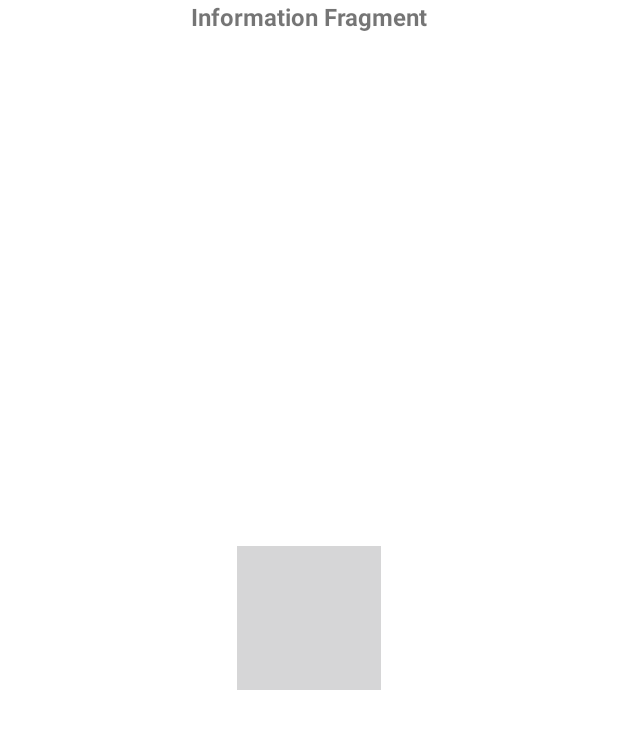
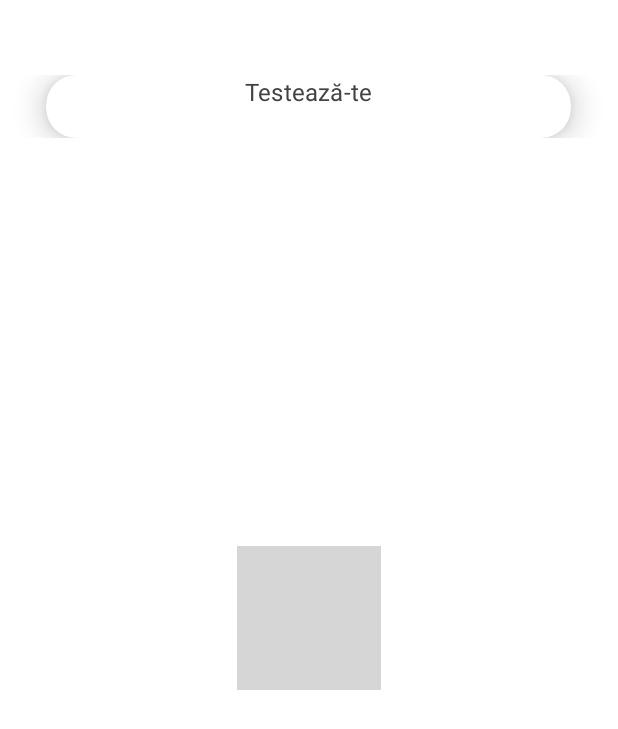
Before and after one commit to madalina1/hack4life, an Android app: the layout information.xml on its own in the app's theme, with its tools: preview values and no code run, on a phone screen of 412 x 824 dp. Shown: the top 729 px of the screen. Run offline under Robolectric (Android 15) with nearby library versions, the phone set to English and light mode, and no system bars.

Commit message:
Changed design

```diff
--- a/AVC App/app/src/main/AndroidManifest.xml
+++ b/AVC App/app/src/main/AndroidManifest.xml
@@ -23,7 +23,7 @@
         android:supportsRtl="true"
         android:theme="@style/AppTheme.Launcher">
         <meta-data android:name="com.google.android.geo.API_KEY" android:value="AIzaSyBNm-E7ZO5XA7WYNaiW0RA1KUZAEG-XIEE"/>
-        <activity android:name=".OtherTesting"></activity>
+        <activity android:name=".OtherTesting" />
         <activity android:name=".SelfTesting" />
         <activity android:name=".MainActivity">
             <intent-filter>
--- a/AVC App/app/src/main/res/drawable/gradient_info.xml
+++ b/AVC App/app/src/main/res/drawable/gradient_info.xml
@@ -2,9 +2,9 @@
 <shape xmlns:android="http://schemas.android.com/apk/res/android"
     android:shape="rectangle">
     <gradient
-        android:startColor="#801010"
-        android:endColor="#C21919"
-        android:centerColor="#801010"
+        android:startColor="#f9a825"
+        android:endColor="#ff6f00"
+        android:centerColor="#f57f17"
         android:centerX="0.4"
         android:centerY="0.3"
         android:type="linear"
--- a/AVC App/app/src/main/res/drawable/gradient_map.xml
+++ b/AVC App/app/src/main/res/drawable/gradient_map.xml
@@ -2,9 +2,9 @@
 <shape xmlns:android="http://schemas.android.com/apk/res/android"
     android:shape="rectangle">
     <gradient
-        android:startColor="#5E2B54"
-        android:endColor="#824379"
-        android:centerColor="#5E2B54"
+        android:startColor="#212121"
+        android:endColor="#303030"
+        android:centerColor="#212121"
         android:centerX="0.4"
         android:centerY="0.3"
         android:type="linear"
--- /dev/null
+++ b/AVC App/app/src/main/res/drawable/ic_settings_black_24dp.xml
@@ -0,0 +1,5 @@
+<vector android:height="24dp" android:tint="#FFFFFF"
+    android:viewportHeight="24" android:viewportWidth="24"
+    android:width="24dp" xmlns:android="http://schemas.android.com/apk/res/android">
+    <path android:fillColor="#FF000000" android:pathData="M19.1,12.9a2.8,2.8 0,0 0,0.1 -0.9,2.8 2.8,0 0,0 -0.1,-0.9l2.1,-1.6a0.7,0.7 0,0 0,0.1 -0.6L19.4,5.5a0.7,0.7 0,0 0,-0.6 -0.2l-2.4,1a6.5,6.5 0,0 0,-1.6 -0.9l-0.4,-2.6a0.5,0.5 0,0 0,-0.5 -0.4H10.1a0.5,0.5 0,0 0,-0.5 0.4L9.3,5.4a5.6,5.6 0,0 0,-1.7 0.9l-2.4,-1a0.4,0.4 0,0 0,-0.5 0.2l-2,3.4c-0.1,0.2 0,0.4 0.2,0.6l2,1.6a2.8,2.8 0,0 0,-0.1 0.9,2.8 2.8,0 0,0 0.1,0.9L2.8,14.5a0.7,0.7 0,0 0,-0.1 0.6l1.9,3.4a0.7,0.7 0,0 0,0.6 0.2l2.4,-1a6.5,6.5 0,0 0,1.6 0.9l0.4,2.6a0.5,0.5 0,0 0,0.5 0.4h3.8a0.5,0.5 0,0 0,0.5 -0.4l0.3,-2.6a5.6,5.6 0,0 0,1.7 -0.9l2.4,1a0.4,0.4 0,0 0,0.5 -0.2l2,-3.4c0.1,-0.2 0,-0.4 -0.2,-0.6ZM12,15.6A3.6,3.6 0,1 1,15.6 12,3.6 3.6,0 0,1 12,15.6Z"/>
+</vector>
--- /dev/null
+++ b/AVC App/app/src/main/res/drawable/ic_settings_white_32dp.xml
@@ -0,0 +1,5 @@
+<vector android:height="28dp" android:tint="#FFFFFF"
+    android:viewportHeight="24" android:viewportWidth="24"
+    android:width="28dp" xmlns:android="http://schemas.android.com/apk/res/android">
+    <path android:fillColor="#CC000000" android:pathData="M19.1,12.9a2.8,2.8 0,0 0,0.1 -0.9,2.8 2.8,0 0,0 -0.1,-0.9l2.1,-1.6a0.7,0.7 0,0 0,0.1 -0.6L19.4,5.5a0.7,0.7 0,0 0,-0.6 -0.2l-2.4,1a6.5,6.5 0,0 0,-1.6 -0.9l-0.4,-2.6a0.5,0.5 0,0 0,-0.5 -0.4H10.1a0.5,0.5 0,0 0,-0.5 0.4L9.3,5.4a5.6,5.6 0,0 0,-1.7 0.9l-2.4,-1a0.4,0.4 0,0 0,-0.5 0.2l-2,3.4c-0.1,0.2 0,0.4 0.2,0.6l2,1.6a2.8,2.8 0,0 0,-0.1 0.9,2.8 2.8,0 0,0 0.1,0.9L2.8,14.5a0.7,0.7 0,0 0,-0.1 0.6l1.9,3.4a0.7,0.7 0,0 0,0.6 0.2l2.4,-1a6.5,6.5 0,0 0,1.6 0.9l0.4,2.6a0.5,0.5 0,0 0,0.5 0.4h3.8a0.5,0.5 0,0 0,0.5 -0.4l0.3,-2.6a5.6,5.6 0,0 0,1.7 -0.9l2.4,1a0.4,0.4 0,0 0,0.5 -0.2l2,-3.4c0.1,-0.2 0,-0.4 -0.2,-0.6ZM12,15.6A3.6,3.6 0,1 1,15.6 12,3.6 3.6,0 0,1 12,15.6Z"/>
+</vector>
--- a/AVC App/app/src/main/res/layout/information.xml
+++ b/AVC App/app/src/main/res/layout/information.xml
@@ -3,16 +3,43 @@
     xmlns:tools="http://schemas.android.com/tools"
     android:layout_width="match_parent"
     android:layout_height="match_parent"
+    xmlns:card_view="http://schemas.android.com/apk/res-auto"
     tools:context=".MainActivity">
 
-    <!-- TODO: Update blank fragment layout -->
+    <ScrollView
+        android:layout_width="fill_parent"
+        android:layout_height="fill_parent">
+        <LinearLayout
+            android:layout_width="match_parent"
+            android:layout_height="wrap_content"
+            android:gravity="center"
+            android:layout_marginTop="50dp"
+            android:layout_marginBottom="40dp">
 
-    <TextView
-        android:layout_width="match_parent"
-        android:layout_height="match_parent"
-        android:textAlignment="center"
-        android:text="Information Fragment"
-        android:textSize="16sp"
-        android:textStyle="bold"/>
+            <androidx.cardview.widget.CardView
+                android:id="@+id/card_test_self"
+                android:layout_width="350dp"
+                android:layout_height="wrap_content"
+                android:layout_gravity="bottom"
+                android:clickable="true"
+                android:elevation="10dp"
+                android:fadingEdgeLength="4dp"
+                android:onClick="goToSelfTest"
+                card_view:cardCornerRadius="20dp"
+                card_view:cardElevation="12dp"
+                card_view:cardMaxElevation="8dp">
+
+                <TextView
+                    android:id="@+id/info_text_help"
+                    android:layout_width="match_parent"
+                    android:layout_height="match_parent"
+                    android:gravity="center|bottom"
+                    android:paddingBottom="20dp"
+                    android:text="Testează-te"
+                    android:textAppearance="@style/TextAppearance.MaterialComponents.Subtitle1"
+                    android:textColor="@color/textColor" />
+            </androidx.cardview.widget.CardView>
+        </LinearLayout>
+    </ScrollView>
 
 </FrameLayout>
--- a/AVC App/app/src/main/res/values/colors.xml
+++ b/AVC App/app/src/main/res/values/colors.xml
@@ -5,5 +5,5 @@
     <color name="colorAccent">#BF4343</color>
     <color name="statusBarColor">#eeeeee</color>
     <color name="backgroundColor">#FFFFFF</color>
-    <color name="textColor">#616161</color>
+    <color name="textColor">#424242</color>
 </resources>
--- a/AVC App/app/src/main/res/values/styles.xml
+++ b/AVC App/app/src/main/res/values/styles.xml
@@ -6,9 +6,11 @@
         <item name="colorPrimary">@color/colorPrimary</item>
         <item name="colorPrimaryDark">@color/colorPrimaryDark</item>
         <item name="colorAccent">@color/colorAccent</item>
-<!--        <item name="android:statusBarColor">@color/statusBarColor</item>-->
-<!--        <item name="android:windowLightStatusBar">true</item>-->
         <item name="android:windowTranslucentStatus">true</item>
+        <item name="android:windowTranslucentNavigation">true</item>
+        <item name="android:statusBarColor">@android:color/transparent</item>
+        <item name="android:windowDrawsSystemBarBackgrounds">true</item>
+        <item name="android:fitsSystemWindows">false</item>
     </style>
 
     <style name="AppTheme.Launcher">
```
Also changed, not shown: AVC App/app/src/main/java/com/example/avc/MainActivity.java (+18 -0 lines), AVC App/app/src/main/res/drawable/gradient_testing.xml (+4 -4 lines), AVC App/app/src/main/res/layout/activity_main.xml (+10 -7 lines), AVC App/app/src/main/res/layout/testing.xml (+25 -24 lines), AVC App/app/src/main/res/drawable/outline_settings_white_18dp.png (added), AVC App/app/src/main/res/drawable/single_light_blue.png (added).
